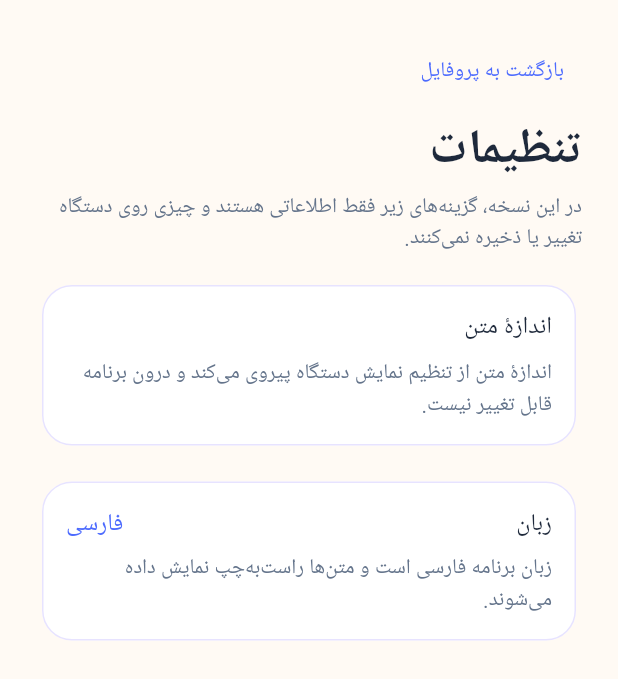
After one commit to bahramghorbani/learnbox, a Flutter app: the screen it shows after launch, item 4 of the bottom bar chosen, after a tap on "تنظیمات", on a phone screen of 412 x 824 dp. The commit adds this screen. Shown: the top 679 px of the screen. Run offline on Flutter 3.47's test engine with Material 3 defaults, Android fonts, the phone set to English and light mode, and no system bars; our stand-ins replace flutter_secure_storage; Roboto replaces fonts that are missing (IRANSansX LearnBox).

Commit message:
feat: add Profile destination and truthful Profile/Settings surfaces (LB-DS-043)
Profile is the fourth persistent learner destination per PDR-006. Profile
shows the neutral account label and the real device-local pending review
count; Settings is a child surface with approved informational rows and a
labelled back action that restores focus to the Settings row. No goal row
(Android has no goal store), no sign-out, deletion, identity, commerce,
reminder or sync fabrication. Widget tests cover navigation, truthful
pending counts, retry, focus/back, RTL, large text and target layouts.

```diff
--- a/apps/mobile/lib/features/review/learner_home_shell.dart
+++ b/apps/mobile/lib/features/review/learner_home_shell.dart
@@ -2,6 +2,7 @@ import 'package:flutter/material.dart';
 
 import '../../ui/learner_bottom_navigation.dart';
 import 'personal_vocabulary_store.dart';
+import 'profile_screen.dart';
 import 'pronunciation_player.dart';
 import 'progress_screen.dart';
 import 'review_queue.dart';
@@ -47,6 +48,9 @@ class _LearnerHomeShellState extends State<LearnerHomeShell> {
               onStartReview: () =>
                   setState(() => _destination = LearnerDestination.today),
             ),
+          LearnerDestination.profile => ProfileScreen(
+              reviewQueue: widget.reviewQueue,
+            ),
         },
         bottomNavigationBar: SafeArea(
           top: false,
--- /dev/null
+++ b/apps/mobile/lib/features/review/profile_screen.dart
@@ -0,0 +1,259 @@
+import 'package:flutter/material.dart';
+
+import '../../ui/learnbox_theme.dart';
+import 'review_queue.dart';
+import 'settings_screen.dart';
+
+/// Profile is the fourth persistent learner destination (PDR-006). It shows
+/// only device-local facts: the neutral account label and the real pending
+/// review count read from [ReviewQueue]. No goal is shown because Android has
+/// no device-local goal store yet, and no sign-out, deletion, commerce,
+/// phone, reminder or sync state is fabricated.
+class ProfileScreen extends StatefulWidget {
+  const ProfileScreen({required this.reviewQueue, super.key});
+
+  final ReviewQueue reviewQueue;
+
+  @override
+  State<ProfileScreen> createState() => _ProfileScreenState();
+}
+
+class _ProfileScreenState extends State<ProfileScreen> {
+  final FocusNode _settingsRowFocus = FocusNode(debugLabel: 'settings-row');
+  late Future<int> _pendingCount;
+
+  @override
+  void initState() {
+    super.initState();
+    _pendingCount = widget.reviewQueue.pendingCount();
+  }
+
+  @override
+  void dispose() {
+    _settingsRowFocus.dispose();
+    super.dispose();
+  }
+
+  Future<void> _openSettings() async {
+    await Navigator.of(context).push(
+      MaterialPageRoute<void>(builder: (_) => const SettingsScreen()),
+    );
+    // Return focus to the Settings row so keyboard and screen-reader users
+    // continue from where they left.
+    if (mounted) {
+      _settingsRowFocus.requestFocus();
+    }
+  }
+
+  @override
+  Widget build(BuildContext context) => SafeArea(
+        child: SingleChildScrollView(
+          padding: const EdgeInsets.all(24),
+          child: Column(
+            crossAxisAlignment: CrossAxisAlignment.stretch,
+            children: [
+              Semantics(
+                header: true,
+                child: Text(
+                  'پروفایل',
+                  style: Theme.of(context).textTheme.headlineLarge?.copyWith(
+                        fontWeight: FontWeight.w800,
+                      ),
+                ),
+              ),
+              const SizedBox(height: 8),
+              Text(
+                'وضعیت حساب و داده‌های همین دستگاه.',
+                style: Theme.of(context)
+                    .textTheme
+                    .bodyMedium
+                    ?.copyWith(color: learnBoxMuted),
+              ),
+              const SizedBox(height: 16),
+              const _AccountCard(),
+              const SizedBox(height: 16),
+              _PendingStatusCard(
+                pendingCount: _pendingCount,
+                onRetry: () => setState(() {
+                  _pendingCount = widget.reviewQueue.pendingCount();
+                }),
+              ),
+              const SizedBox(height: 16),
+              Card(
+                child: _ProfileRow(
+                  key: const ValueKey('profile-settings-row'),
+                  label: 'تنظیمات',
+                  icon: Icons.settings_outlined,
+                  focusNode: _settingsRowFocus,
+                  onTap: _openSettings,
+                ),
+              ),
+            ],
+          ),
+        ),
+      );
+}
+
+/// Neutral account summary. Static product copy only: the closed alpha is not
+/// connected to an authenticated account, so no person identity is invented.
+class _AccountCard extends StatelessWidget {
+  const _AccountCard();
+
+  @override
+  Widget build(BuildContext context) => Card(
+        child: Padding(
+          padding: const EdgeInsets.all(16),
+          child: Column(
+            crossAxisAlignment: CrossAxisAlignment.start,
+            children: [
+              Text(
+                'حساب LearnBox',
+                style: Theme.of(context).textTheme.titleLarge,
+              ),
+              const SizedBox(height: 8),
+              Text(
+                'این نسخه از برنامه به یک حساب کاربری وصل نیست؛ داده‌های '
+                'یادگیری فقط روی همین دستگاه نگهداری می‌شوند.',
+                style: Theme.of(context)
+                    .textTheme
+                    .bodyMedium
+                    ?.copyWith(color: learnBoxMuted),
+              ),
+            ],
+          ),
+        ),
+      );
+}
+
+/// Pending-review status card backed by the real device-local [ReviewQueue].
+/// The complete Persian phrase is the announced semantics; no bare number is
+/// ever announced on its own.
+class _PendingStatusCard extends StatelessWidget {
+  const _PendingStatusCard({required this.pendingCount, required this.onRetry});
+
+  final Future<int> pendingCount;
+  final VoidCallback onRetry;
+
+  @override
+  Widget build(BuildContext context) => Card(
+        child: Padding(
+          padding: const EdgeInsets.all(16),
+          child: Column(
+            crossAxisAlignment: CrossAxisAlignment.start,
+            children: [
+              Text(
+                'وضعیت دستگاه',
+                style: Theme.of(context)
+                    .textTheme
+                    .titleMedium
+                    ?.copyWith(fontWeight: FontWeight.w700),
+              ),
+              const SizedBox(height: 12),
+              FutureBuilder<int>(
+                future: pendingCount,
+                builder: (context, snapshot) {
+                  if (snapshot.connectionState != ConnectionState.done) {
+                    return Center(
+                      child: Padding(
+                        padding: const EdgeInsets.symmetric(vertical: 24),
+                        child: Semantics(
+                          label: 'در حال خواندن وضعیت دستگاه',
+                          child: const CircularProgressIndicator(),
+                        ),
+                      ),
+                    );
+                  }
+                  if (snapshot.hasError || !snapshot.hasData) {
+                    return Column(
+                      crossAxisAlignment: CrossAxisAlignment.stretch,
+                      children: [
+                        const Text(
+                          'وضعیت دستگاه خوانده نشد؛ دوباره تلاش کن.',
+                        ),
+                        const SizedBox(height: 12),
+                        FilledButton(
+                          onPressed: onRetry,
+                          child: const Text('تلاش دوباره'),
+                        ),
+                      ],
+                    );
+                  }
+                  final count = snapshot.data!;
+                  return Column(
+                    crossAxisAlignment: CrossAxisAlignment.start,
+                    children: [
+                      Text(
+                        count == 0
+                            ? 'رویدادی در انتظار همگام‌سازی نیست.'
+                            : '${_persianDigits(count)} رویداد در انتظار '
+                                'همگام‌سازی',
+                        style: Theme.of(context).textTheme.titleLarge,
+                      ),
+                      const SizedBox(height: 8),
+                      Text(
+                        'این شمارش واقعی از رویدادهای همین دستگاه خوانده '
+                        'می‌شود.',
+                        style: Theme.of(context)
+                            .textTheme
+                            .bodyMedium
+                            ?.copyWith(color: learnBoxMuted),
+                      ),
+                    ],
+                  );
+                },
+              ),
+            ],
+          ),
+        ),
+      );
+}
+
+/// One tappable account row inside a card. InkWell keeps the row focusable so
+/// focus can be restored after returning from a child surface.
+class _ProfileRow extends StatelessWidget {
+  const _ProfileRow({
+    required this.label,
+    required this.icon,
+    required this.onTap,
+    this.focusNode,
+    super.key,
+  });
+
+  final String label;
+  final IconData icon;
+  final VoidCallback onTap;
+  final FocusNode? focusNode;
+
+  @override
+  Widget build(BuildContext context) => InkWell(
+        focusNode: focusNode,
+        onTap: onTap,
+        borderRadius: BorderRadius.circular(20),
+        child: Padding(
+          padding: const EdgeInsets.symmetric(horizontal: 16, vertical: 18),
+          child: Row(
+            children: [
+              Icon(icon, color: learnBoxPrimary),
+              const SizedBox(width: 16),
+              Expanded(
+                child:
+                    Text(label, style: Theme.of(context).textTheme.titleMedium),
+              ),
+            ],
+          ),
+        ),
+      );
+}
+
+String _persianDigits(int value) => value
+    .toString()
+    .replaceAll('0', '۰')
+    .replaceAll('1', '۱')
+    .replaceAll('2', '۲')
+    .replaceAll('3', '۳')
+    .replaceAll('4', '۴')
+    .replaceAll('5', '۵')
+    .replaceAll('6', '۶')
+    .replaceAll('7', '۷')
+    .replaceAll('8', '۸')
+    .replaceAll('9', '۹');
--- /dev/null
+++ b/apps/mobile/lib/features/review/settings_screen.dart
@@ -0,0 +1,144 @@
+import 'package:flutter/material.dart';
+
+import '../../ui/learnbox_theme.dart';
+
+/// Settings is a child surface opened from Profile (PDR-006). M3-P1 exposes
+/// only truthful informational rows: text size follows the device setting and
+/// the language is Persian. Nothing here persists, toggles a preference,
+/// signs out, deletes data or fabricates a control whose backing feature is
+/// not implemented (sound and goal preferences are M3-S1+).
+class SettingsScreen extends StatefulWidget {
+  const SettingsScreen({super.key});
+
+  @override
+  State<SettingsScreen> createState() => _SettingsScreenState();
+}
+
+class _SettingsScreenState extends State<SettingsScreen> {
+  final FocusNode _backFocus = FocusNode(debugLabel: 'settings-back');
+
+  @override
+  void initState() {
+    super.initState();
+    // Land keyboard and screen-reader focus on the labelled back action when
+    // the child surface opens.
+    WidgetsBinding.instance.addPostFrameCallback((_) {
+      if (mounted) {
+        _backFocus.requestFocus();
+      }
+    });
+  }
+
+  @override
+  void dispose() {
+    _backFocus.dispose();
+    super.dispose();
+  }
+
+  @override
+  Widget build(BuildContext context) => Scaffold(
+        body: SafeArea(
+          child: SingleChildScrollView(
+            padding: const EdgeInsets.all(24),
+            child: Column(
+              crossAxisAlignment: CrossAxisAlignment.stretch,
+              children: [
+                Align(
+                  alignment: AlignmentDirectional.centerStart,
+                  child: TextButton(
+                    focusNode: _backFocus,
+                    style: TextButton.styleFrom(
+                      minimumSize: const Size(64, 48),
+                    ),
+                    onPressed: () => Navigator.of(context).pop(),
+                    child: const Text('بازگشت به پروفایل'),
+                  ),
+                ),
+                const SizedBox(height: 8),
+                Semantics(
+                  header: true,
+                  child: Text(
+                    'تنظیمات',
+                    style: Theme.of(context)
+                        .textTheme
+                        .headlineLarge
+                        ?.copyWith(fontWeight: FontWeight.w800),
+                  ),
+                ),
+                const SizedBox(height: 8),
+                Text(
+                  'در این نسخه، گزینه‌های زیر فقط اطلاعاتی هستند و چیزی روی '
+                  'دستگاه تغییر یا ذخیره نمی‌کنند.',
+                  style: Theme.of(context)
+                      .textTheme
+                      .bodyMedium
+                      ?.copyWith(color: learnBoxMuted),
+                ),
+                const SizedBox(height: 16),
+                const _InfoCard(
+                  title: 'اندازهٔ متن',
+                  caption: 'اندازهٔ متن از تنظیم نمایش دستگاه پیروی می‌کند و '
+                      'درون برنامه قابل تغییر نیست.',
+                ),
+                const SizedBox(height: 16),
+                const _InfoCard(
+                  title: 'زبان',
+                  value: 'فارسی',
+                  caption: 'زبان برنامه فارسی است و متن‌ها راست‌به‌چپ نمایش '
+                      'داده می‌شوند.',
+                ),
+              ],
+            ),
+          ),
+        ),
+      );
+}
+
+class _InfoCard extends StatelessWidget {
+  const _InfoCard({required this.title, this.value, required this.caption});
+
+  final String title;
+
+  /// Optional emphasized current value; informational only, never a control.
+  final String? value;
+
+  final String caption;
+
+  @override
+  Widget build(BuildContext context) => Card(
+        child: Padding(
+          padding: const EdgeInsets.all(16),
+          child: Column(
+            crossAxisAlignment: CrossAxisAlignment.start,
+            children: [
+              Row(
+                children: [
+                  Expanded(
+                    child: Text(
+                      title,
+                      style: Theme.of(context).textTheme.titleMedium,
+                    ),
+                  ),
+                  if (value != null)
+                    Text(
+                      value!,
+                      style: Theme.of(context)
+                          .textTheme
+                          .titleMedium
+                          ?.copyWith(color: learnBoxPrimary),
+                    ),
+                ],
+              ),
+              const SizedBox(height: 8),
+              Text(
+                caption,
+                style: Theme.of(context)
+                    .textTheme
+                    .bodyMedium
+                    ?.copyWith(color: learnBoxMuted),
+              ),
+            ],
+          ),
+        ),
+      );
+}
--- a/apps/mobile/lib/ui/learner_bottom_navigation.dart
+++ b/apps/mobile/lib/ui/learner_bottom_navigation.dart
@@ -2,7 +2,7 @@ import 'package:flutter/material.dart';
 
 import 'learnbox_theme.dart';
 
-enum LearnerDestination { today, words, progress }
+enum LearnerDestination { today, words, progress, profile }
 
 class LearnerBottomNavigation extends StatelessWidget {
   const LearnerBottomNavigation({
@@ -41,6 +41,11 @@ class LearnerBottomNavigation extends StatelessWidget {
               selectedIcon: Icon(Icons.insights),
               label: 'پیشرفت',
             ),
+            NavigationDestination(
+              icon: Icon(Icons.person_outline),
+              selectedIcon: Icon(Icons.person),
+              label: 'پروفایل',
+            ),
           ],
         ),
       );
```
Also changed, not shown: 2 other files.
